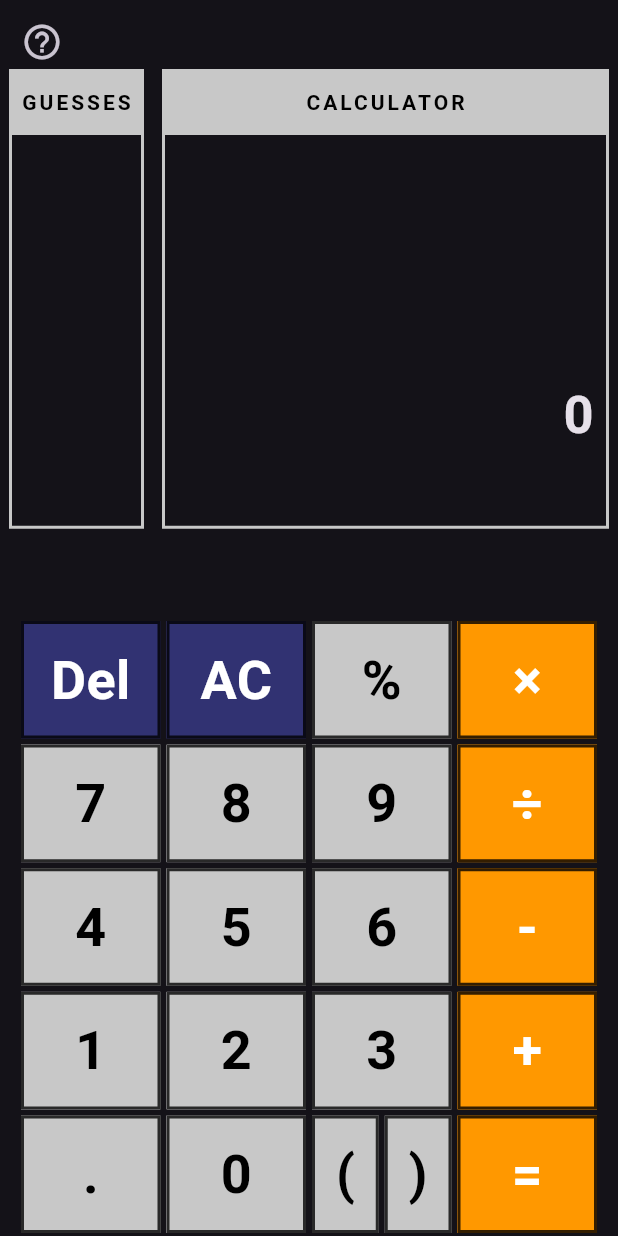
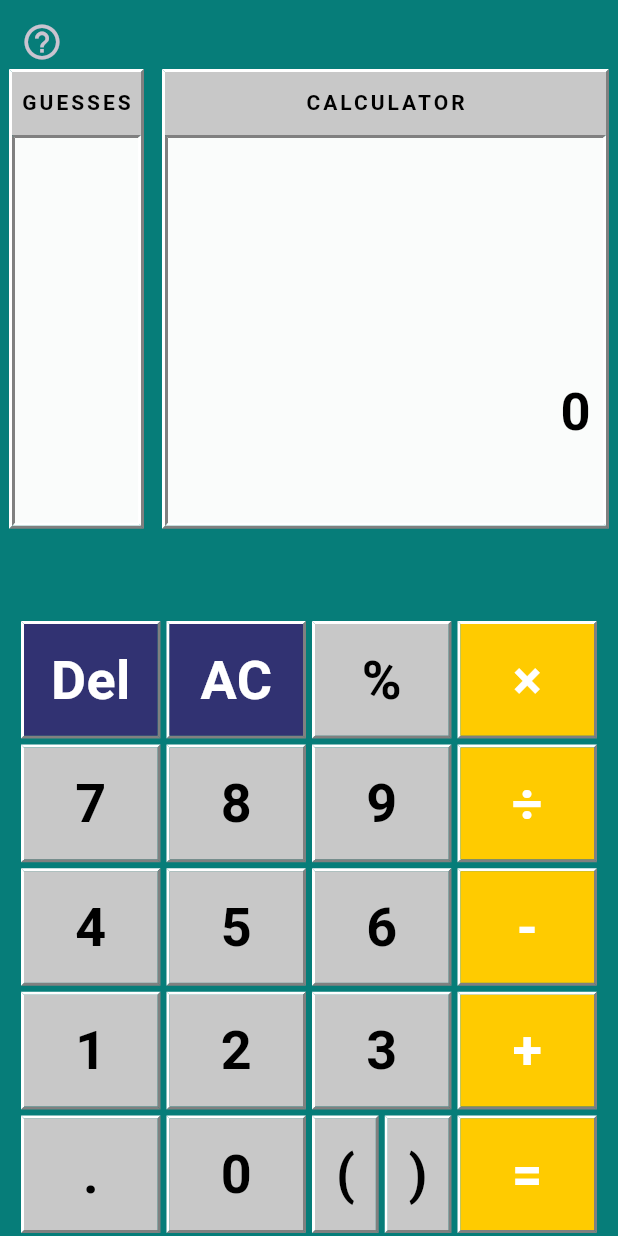
Before and after one commit to amaruelod137/Cogulator, a Flutter app: the screen it shows after launch, on a phone screen of 412 x 824 dp. Run offline on Flutter 3.47's test engine with Material 3 defaults, Android fonts, the phone set to English and light mode, and no system bars; our stand-ins replace math_expressions.

Commit message:
reworked app color scheme, finalized ui desing, added flashing titles (green or red), and wind98 style box shawoding for elements. This is the final commit before i record my presentation. may improve app in the future

```diff
--- a/lib/calculator_screen.dart
+++ b/lib/calculator_screen.dart
@@ -2,6 +2,7 @@ import 'package:basic_calculator/button_values.dart';
 import 'package:flutter/material.dart';
 import 'package:math_expressions/math_expressions.dart';
 import 'dart:async';
+import 'package:flutter/services.dart';
 
 class TutorialNode {
   String value;
@@ -36,8 +37,12 @@ class _CalculatorScreenState extends State<CalculatorScreen> {
   double holdProgress = 0.0;
   bool longPressTriggered = false;
 
-  // display functions
+  // display variables
   List<String> incorrectGuesses = [];
+  Set<String> pressedButtons = {};
+  Color promptColor = Colors.black;
+  double promptScale = 1.0;
+  Timer? promptTimer;
 
   // tutorial page variables
   bool showTutorialHint = false;
@@ -50,6 +55,7 @@ class _CalculatorScreenState extends State<CalculatorScreen> {
     const double horizontalPadding = 12;
     final buttonAreaWidth = screenSize.width - (horizontalPadding * 2);
     return Scaffold(
+      backgroundColor: const Color(0xFF067D79),
       body: SafeArea(
         bottom: false,
         child: Stack(
@@ -80,7 +86,10 @@ class _CalculatorScreenState extends State<CalculatorScreen> {
                                     index -
                                     1],
                                 textAlign: TextAlign.center,
-                                style: const TextStyle(fontSize: 20),
+                                style: const TextStyle(
+                                  fontSize: 20,
+                                  color: Colors.black,
+                                ),
                               ),
                             );
                           },
@@ -110,6 +119,7 @@ class _CalculatorScreenState extends State<CalculatorScreen> {
                                     style: const TextStyle(
                                       fontSize: 35,
                                       fontWeight: FontWeight.bold,
+                                      color: Colors.black,
                                     ),
                                     textAlign: TextAlign.end,
                                   ),
@@ -121,7 +131,7 @@ class _CalculatorScreenState extends State<CalculatorScreen> {
                                     formula,
                                     style: const TextStyle(
                                       fontSize: 20,
-                                      color: Colors.grey,
+                                      color: Color.fromARGB(255, 67, 67, 67),
                                     ),
                                     textAlign: TextAlign.end,
                                   ),
@@ -144,7 +154,7 @@ class _CalculatorScreenState extends State<CalculatorScreen> {
                       "💡 For answer hold '='",
                       style: TextStyle(
                         fontSize: 16,
-                        color: Colors.grey,
+                        color: Colors.black,
                         fontStyle: FontStyle.italic,
                       ),
                     ),
@@ -193,7 +203,15 @@ class _CalculatorScreenState extends State<CalculatorScreen> {
                       ),
                       decoration: BoxDecoration(
                         color: Color.fromARGB(255, 49, 50, 114),
-                        borderRadius: BorderRadius.circular(2),
+                        border: Border(
+                          top: BorderSide(color: Colors.white, width: 1),
+                          left: BorderSide(color: Colors.white, width: 1),
+                          right: BorderSide(color: Color(0xFF1F2050), width: 2),
+                          bottom: BorderSide(
+                            color: Color(0xFF1F2050),
+                            width: 2,
+                          ),
+                        ),
                       ),
                       child: const Text(
                         "<< Step-by-step guide",
@@ -213,37 +231,104 @@ class _CalculatorScreenState extends State<CalculatorScreen> {
     );
   }
 
+  Widget buildDialogButton({
+    required String text,
+    required VoidCallback? onTap,
+  }) {
+    final disabled = onTap == null;
+
+    return Container(
+      width: 70,
+      height: 38,
+      decoration: const BoxDecoration(
+        border: Border(
+          top: BorderSide(color: Colors.white, width: 2),
+          left: BorderSide(color: Colors.white, width: 2),
+          right: BorderSide(color: Color(0xFF808080), width: 2),
+          bottom: BorderSide(color: Color(0xFF808080), width: 2),
+        ),
+      ),
+      child: Material(
+        color: disabled ? const Color(0xFFD8D8D8) : const Color(0xFFC8C8C8),
+        child: InkWell(
+          onTap: onTap,
+          child: Center(
+            child: Text(
+              text,
+              style: TextStyle(
+                fontSize: 20,
+                color: disabled ? Colors.grey : Colors.black,
+                fontWeight: FontWeight.bold,
+              ),
+            ),
+          ),
+        ),
+      ),
+    );
+  }
+
   Widget buildButton(value) {
+    final pressed = pressedButtons.contains(value);
+
     return Padding(
-      padding: const EdgeInsets.all(2.0),
+      padding: const EdgeInsets.all(2),
+      child: Container(
+        decoration: BoxDecoration(
+          border: Border(
+            top: BorderSide(
+              color: pressed ? const Color(0xFF808080) : Colors.white,
+              width: 2,
+            ),
+            left: BorderSide(
+              color: pressed ? const Color(0xFF808080) : Colors.white,
+              width: 2,
+            ),
+            right: BorderSide(
+              color: pressed ? Colors.white : const Color(0xFF808080),
+              width: 2,
+            ),
+            bottom: BorderSide(
+              color: pressed ? Colors.white : const Color(0xFF808080),
+              width: 2,
+            ),
+          ),
+        ),
 
         child: Material(
           color: getBtnColor(value),
           clipBehavior: Clip.hardEdge,
-        shape: RoundedRectangleBorder(
+
+          /*          shape: RoundedRectangleBorder(
             side: BorderSide(
-            //           color: Color.lerp(getBtnBorderColor(value), Colors.black, 0.25)!,
               color: getBtnBorderColor(value).withValues(alpha: 0.8),
               width: 2,
             ),
             borderRadius: BorderRadius.zero, //BorderRadius.circular(100),
-        ),
-
+          ),*/
           child: InkWell(
             // tap/hold
             onTapDown: (_) {
+              setState(() {
+                pressedButtons.add(value);
+              });
               if (value == Btn.calculate) {
                 startRevealHold();
               }
             },
 
             onTapUp: (_) {
+              setState(() {
+                pressedButtons.remove(value);
+              });
               if (value == Btn.calculate) {
                 cancelRevealHold();
               }
             },
 
             onTapCancel: () {
+              setState(() {
+                pressedButtons.remove(value);
+              });
               if (value == Btn.calculate) {
                 cancelRevealHold();
               }
@@ -276,13 +361,13 @@ class _CalculatorScreenState extends State<CalculatorScreen> {
                   style: TextStyle(
                     color:
                         [
+                          Btn.del,
+                          Btn.clr,
                           Btn.multiply,
                           Btn.divide,
+                          Btn.subtract,
                           Btn.add,
-                        Btn.subtract,
                           Btn.calculate,
-                        Btn.del,
-                        Btn.clr,
                         ].contains(value)
                         ? Colors.white
                         : Colors.black,
@@ -291,6 +376,7 @@ class _CalculatorScreenState extends State<CalculatorScreen> {
                   ),
                 ),
               ],
+            ),
           ),
         ),
       ),
@@ -305,8 +391,13 @@ class _CalculatorScreenState extends State<CalculatorScreen> {
     return Container(
       width: width,
       margin: const EdgeInsets.all(6),
-      decoration: BoxDecoration(
-        border: Border.all(color: Color.fromARGB(255, 200, 200, 200), width: 2),
+      decoration: const BoxDecoration(
+        border: Border(
+          top: BorderSide(color: Colors.white, width: 2),
+          left: BorderSide(color: Colors.white, width: 2),
+          right: BorderSide(color: Color(0xFF808080), width: 2),
+          bottom: BorderSide(color: Color(0xFF808080), width: 2),
+        ),
       ),
       child: Column(
         children: [
@@ -327,20 +418,37 @@ class _CalculatorScreenState extends State<CalculatorScreen> {
 
             alignment: Alignment.center,
 
+            child: AnimatedScale(
+              scale: title == promptMessage ? promptScale : 1.0,
+              duration: const Duration(milliseconds: 150),
               child: Text(
                 title.toUpperCase(),
                 // textAlign: TextAlign.center,
-              style: const TextStyle(
-                color: Colors.black,
+                style: TextStyle(
+                  color: title == promptMessage ? promptColor : Colors.black,
                   fontSize: 14,
                   fontWeight: FontWeight.bold,
                   letterSpacing: 2,
                 ),
               ),
             ),
+          ),
 
           // Panel contents
-          Expanded(child: child),
+          Expanded(
+            child: Container(
+              decoration: const BoxDecoration(
+                color: Color(0xFFFAFCFB),
+                border: Border(
+                  top: BorderSide(color: Color(0xFF808080), width: 2),
+                  left: BorderSide(color: Color(0xFF808080), width: 2),
+                  right: BorderSide(color: Colors.white, width: 2),
+                  bottom: BorderSide(color: Colors.white, width: 2),
+                ),
+              ),
+              child: child,
+            ),
+          ),
         ],
       ),
     );
@@ -477,16 +585,21 @@ class _CalculatorScreenState extends State<CalculatorScreen> {
 
     if (guess != null && answer != null && guess == answer) {
       setState(() {
-        promptMessage = "Well done!";
+        promptMessage = "You did it :)";
         isGuessing = false;
         canRefresh = true;
       });
+
+      animatePrompt(Colors.green);
     } else {
       setState(() {
         incorrectGuesses.add(expression);
-        promptMessage = "Try again";
+        promptMessage = "Incorrect :(";
         expression = "";
       });
+
+      animatePrompt(Colors.red);
+      HapticFeedback.mediumImpact();
     }
   }
 
@@ -516,6 +629,7 @@ class _CalculatorScreenState extends State<CalculatorScreen> {
       isGuessing = false;
       correctAnswer = "";
       incorrectGuesses = [];
+      showTutorialHint = false;
     });
   }
 
@@ -545,6 +659,22 @@ class _CalculatorScreenState extends State<CalculatorScreen> {
     );
   }
 
+  void animatePrompt(Color color) {
+    promptTimer?.cancel();
+
+    setState(() {
+      promptColor = color;
+      promptScale = 1.15;
+    });
+
+    promptTimer = Timer(const Duration(milliseconds: 250), () {
+      setState(() {
+        promptScale = 1.0;
+        promptColor = Colors.black;
+      });
+    });
+  }
+
   // modal overlay for tutorial popup window
   void showHelpPopup() {
     showDialog(
@@ -555,16 +685,18 @@ class _CalculatorScreenState extends State<CalculatorScreen> {
             return Dialog(
               backgroundColor: Colors.transparent,
               elevation: 0,
-              insetPadding: const EdgeInsets.all(4),
+              insetPadding: const EdgeInsets.all(8),
               child: Container(
                 width: double.infinity,
                 height: MediaQuery.of(context).size.height * 0.85,
 
-                decoration: BoxDecoration(
-                  color: const Color.fromARGB(255, 200, 200, 200),
-                  border: Border.all(
-                    color: const Color.fromARGB(255, 119, 119, 119),
-                    width: 3,
+                decoration: const BoxDecoration(
+                  color: Color.fromARGB(255, 200, 200, 200),
+                  border: Border(
+                    top: BorderSide(color: Colors.white, width: 2),
+                    left: BorderSide(color: Colors.white, width: 2),
+                    right: BorderSide(color: Color(0xFF808080), width: 2),
+                    bottom: BorderSide(color: Color(0xFF808080), width: 2),
                   ),
                 ),
 
@@ -609,35 +741,26 @@ class _CalculatorScreenState extends State<CalculatorScreen> {
                         mainAxisAlignment: MainAxisAlignment.spaceBetween,
                         children: [
                           // previous page arrow
-                          IconButton(
-                            onPressed: () {
-                              if (helpPage > 0) {
+                          buildDialogButton(
+                            text: "◀",
+                            onTap: helpPage > 0
+                                ? () {
                                     setDialogState(() {
                                       helpPage--;
                                     });
                                   }
-                            },
-                            icon: const Icon(
-                              Icons.arrow_back_ios,
-                              color: Colors.black87,
-                              size: 34,
+                                : null,
                           ),
-                          ),
-
                           // next page arrow
-                          IconButton(
-                            onPressed: () {
-                              if (helpPage < tutorialSteps.length - 1) {
+                          buildDialogButton(
+                            text: "▶",
+                            onTap: helpPage < tutorialSteps.length - 1
+                                ? () {
                                     setDialogState(() {
                                       helpPage++;
                                     });
                                   }
-                            },
-                            icon: const Icon(
-                              Icons.arrow_forward_ios,
-                              color: Colors.black87,
-                              size: 34,
-                            ),
+                                : null,
                           ),
                         ],
                       ),
@@ -663,13 +786,8 @@ class _CalculatorScreenState extends State<CalculatorScreen> {
             Btn.divide,
             Btn.calculate,
           ].contains(value)
-        ? Colors.orange
-        : Color.fromARGB(
-            255,
-            200,
-            200,
-            200,
-          ); // const Color.fromARGB(255, 47, 47, 47);
+        ? Color.fromARGB(255, 255, 203, 0)
+        : Color.fromARGB(255, 200, 200, 200);
   }
 
   List<String> tokenize(String expr) {
@@ -702,9 +820,6 @@ class _CalculatorScreenState extends State<CalculatorScreen> {
 
   int findMainOperator(List<String> tokens) {
     int bracketDepth = 0;
-
-    // Search from right to left.
-    // + and - have the lowest precedence.
 
     for (int i = tokens.length - 1; i >= 0; i--) {
       String token = tokens[i];
@@ -759,8 +874,6 @@ class _CalculatorScreenState extends State<CalculatorScreen> {
         if (tokens[i] == "(") depth++;
         if (tokens[i] == ")") depth--;
 
-        // If we reach depth 0 before the last token,
-        // these brackets are NOT an outer pair.
         if (depth == 0 && i != tokens.length - 1) {
           removable = false;
           break;
@@ -901,7 +1014,9 @@ class _CalculatorScreenState extends State<CalculatorScreen> {
 
       double result = evaluateTree(node);
 
-      tutorialSteps.add("Evaluate the following:\n\n${treeToExpression(node)} = $result");
+      tutorialSteps.add(
+        "Evaluate the following:\n\n${treeToExpression(node)} = $result",
+      );
 
       TutorialNode replacement = TutorialNode(result.toString());
 
```
Lines whose indentation alone changed are shown as unchanged.
